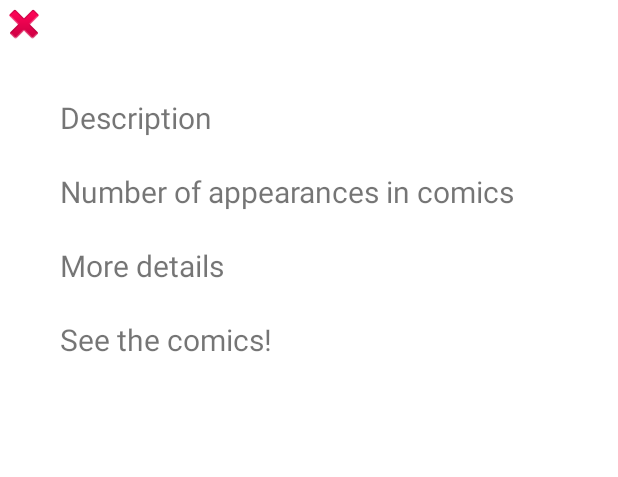
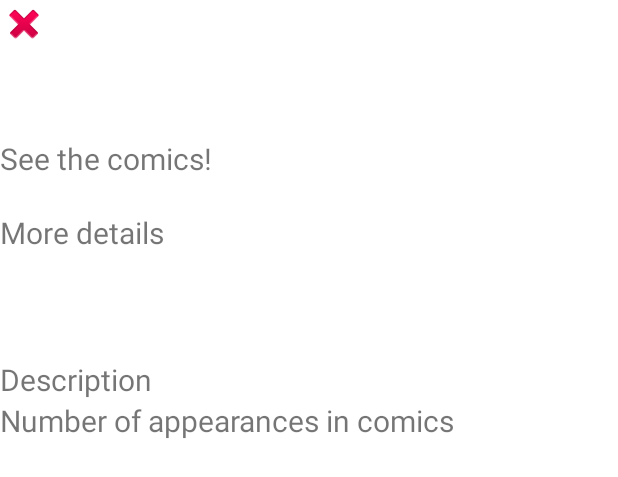
Before and after one commit to Matias-Villalobo/MarvelApp, an Android app: the layout character_detail_layout.xml on its own in the app's theme, with its tools: preview values and no code run, on a phone screen of 412 x 824 dp. Shown: the top 477 px of the screen. Run offline under Robolectric (Android 15) with nearby library versions, the phone set to English and light mode, and no system bars; network calls fail.

Commit message:
linear layout choosen

```diff
--- a/app/src/main/res/layout/character_detail_layout.xml
+++ b/app/src/main/res/layout/character_detail_layout.xml
@@ -2,7 +2,8 @@
 <LinearLayout xmlns:android="http://schemas.android.com/apk/res/android"
     xmlns:app="http://schemas.android.com/apk/res-auto"
     android:layout_width="match_parent"
-    android:layout_height="match_parent">
+    android:layout_height="match_parent"
+    android:orientation="vertical">
 
     <ImageView
         android:id="@+id/button_close"
@@ -12,14 +13,17 @@
         app:layout_constraintTop_toTopOf="parent"
         app:srcCompat="@android:drawable/ic_delete" />
 
-    <LinearLayout
-        style="@style/LinearStyle"
+    <TextView
+        android:id="@+id/character_details_link"
+        style="@style/Body"
         android:layout_width="wrap_content"
-        android:layout_height="wrap_content"
-        android:orientation="vertical"
-        app:layout_constraintBottom_toBottomOf="parent"
-        app:layout_constraintEnd_toEndOf="parent"
-        app:layout_constraintStart_toStartOf="parent">
+        android:layout_height="wrap_content" />
+
+    <TextView
+        android:id="@+id/character_appearances_comics"
+        style="@style/Body"
+        android:layout_width="wrap_content"
+        android:layout_height="wrap_content" />
 
     <ImageView
         android:id="@+id/dialog_character_image"
@@ -30,16 +34,10 @@
         android:padding="@dimen/padding_small_8" />
 
     <TextView
-            android:id="@+id/character_name"
-            style="@style/Title"
-            android:layout_width="wrap_content"
-            android:layout_height="wrap_content" />
-
-        <TextView
         style="@style/Letters"
         android:layout_width="wrap_content"
         android:layout_height="wrap_content"
-            android:text="@string/description" />
+        android:text="@string/see_the_comics_label" />
 
     <TextView
         android:id="@+id/character_description"
@@ -51,10 +49,16 @@
         style="@style/Letters"
         android:layout_width="wrap_content"
         android:layout_height="wrap_content"
-            android:text="@string/appearances_label" />
+        android:text="@string/more_details_label" />
 
     <TextView
-            android:id="@+id/character_appearances_comics"
+        android:id="@+id/character_name"
+        style="@style/Title"
+        android:layout_width="wrap_content"
+        android:layout_height="wrap_content" />
+
+    <TextView
+        android:id="@+id/character_comics_link"
         style="@style/Body"
         android:layout_width="wrap_content"
         android:layout_height="wrap_content" />
@@ -63,25 +67,12 @@
         style="@style/Letters"
         android:layout_width="wrap_content"
         android:layout_height="wrap_content"
-            android:text="@string/more_details_label" />
-
-        <TextView
-            android:id="@+id/character_details_link"
-            style="@style/Body"
-            android:layout_width="wrap_content"
-            android:layout_height="wrap_content" />
+        android:text="@string/description" />
 
     <TextView
         style="@style/Letters"
         android:layout_width="wrap_content"
         android:layout_height="wrap_content"
-            android:text="@string/see_the_comics_label" />
-
-        <TextView
-            android:id="@+id/character_comics_link"
-            style="@style/Body"
-            android:layout_width="wrap_content"
-            android:layout_height="wrap_content" />
-    </LinearLayout>
+        android:text="@string/appearances_label" />
 
 </LinearLayout>
```
Lines whose indentation alone changed are shown as unchanged.
